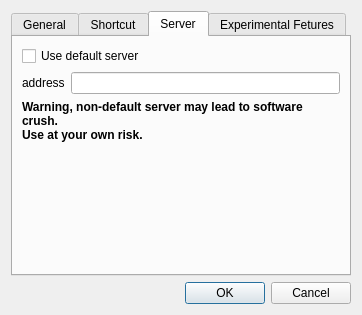
The window that src/painttyDesktop/widgets/configuredialog.ui (liuyanghejerry/painttyWidgetLegacy) describes before a commit, drawn with Qt 5.
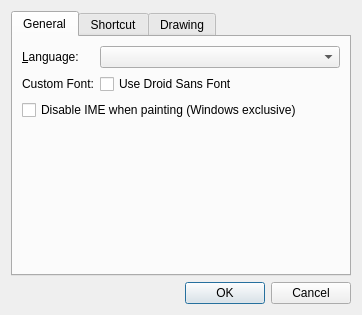
The same window after the commit. The open tabs and pages were chosen to show the change.

What changed in the file:
```diff
--- a/src/painttyDesktop/widgets/configuredialog.ui
+++ b/src/painttyDesktop/widgets/configuredialog.ui
@@ -35,7 +35,7 @@
         </widget>
        </item>
        <item row="0" column="1">
-        <widget class="QComboBox" name="languageComboBox"/>
+        <widget class="QComboBox" name="languageComboBox" />
        </item>
        <item row="1" column="0">
         <widget class="QLabel" name="droidFontLabel">
@@ -58,14 +58,6 @@
          </property>
         </widget>
        </item>
-       <item row="5" column="0">
-        <widget class="QPushButton" name="clearCache">
-         <property name="text">
-          <string>Clear Cache</string>
-         </property>
-        </widget>
-       </item>
-
       </layout>
      </widget>
      <widget class="QWidget" name="shortcutTab">
@@ -113,66 +105,9 @@
        </item>
       </layout>
      </widget>
-     <widget class="QWidget" name="serverTab">
-      <attribute name="title">
-       <string>Server</string>
-      </attribute>
-      <layout class="QVBoxLayout" name="verticalLayout_3">
-       <item>
-        <widget class="QCheckBox" name="use_default_server_checkbox">
-         <property name="text">
-          <string>Use default server</string>
-         </property>
-        </widget>
-       </item>
-       <item>
-        <layout class="QGridLayout" name="gridLayout">
-         <item row="0" column="0">
-          <widget class="QLabel" name="ipv4_label">
-           <property name="text">
-            <string>address</string>
-           </property>
-          </widget>
-         </item>
-         <item row="0" column="1">
-          <widget class="QLineEdit" name="ipv4_lineedit"/>
-         </item>
-        </layout>
-       </item>
-       <item>
-        <widget class="QLabel" name="server_notice_label">
-         <property name="styleSheet">
-          <string notr="true">#server_notice_label {
-font-weight: bold;
-}</string>
-         </property>
-         <property name="text">
-          <string>Warning, non-default server may lead to software crush.
-Use at your own risk.</string>
-         </property>
-         <property name="wordWrap">
-          <bool>true</bool>
-         </property>
-        </widget>
-       </item>
-       <item>
-        <spacer name="verticalSpacer_2">
-         <property name="orientation">
-          <enum>Qt::Vertical</enum>
-         </property>
-         <property name="sizeHint" stdset="0">
-          <size>
-           <width>20</width>
-           <height>40</height>
-          </size>
-         </property>
-        </spacer>
-       </item>
-      </layout>
-     </widget>
      <widget class="QWidget" name="experimentalTab">
       <attribute name="title">
-       <string>Experimental Fetures</string>
+       <string>Drawing</string>
       </attribute>
       <layout class="QVBoxLayout" name="verticalLayout_2">
        <item>
@@ -182,14 +117,6 @@
          </property>
         </widget>
        </item>
-       <item>
-        <widget class="QCheckBox" name="skip_replay">
-         <property name="text">
-          <string>Always skip replay if possible</string>
-         </property>
-        </widget>
-       </item>
-
        <item>
         <spacer name="verticalSpacer">
          <property name="orientation">
```
Left out of the diff: 4 changed lines with no effect on the pictures.
